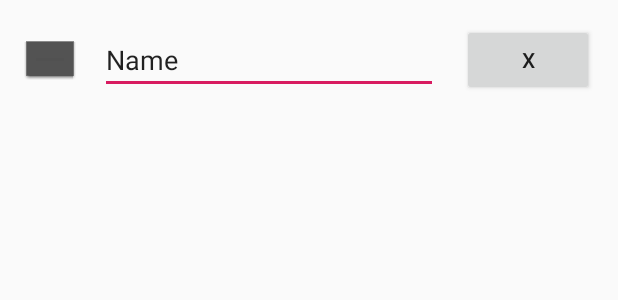
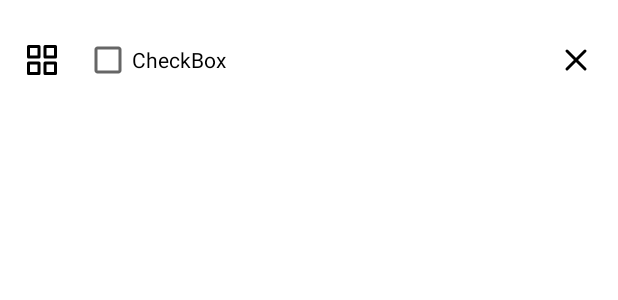
Before and after one commit to CUB3D/CUB3D_Notes, an Android app: the layout checkbox_entry.xml on its own in the app's theme, with its tools: preview values and no code run, on a phone screen of 412 x 824 dp. Shown: the top 300 px of the screen. Run offline under Robolectric (Android 15) with nearby library versions, the phone set to English and light mode, and no system bars.

Commit message:
Added checkbox to db and cleaned up ui slightly

```diff
--- a/app/src/main/java/pw/cub3d/cub3_notes/dagger/DatabaseModule.kt
+++ b/app/src/main/java/pw/cub3d/cub3_notes/dagger/DatabaseModule.kt
@@ -11,6 +11,11 @@ class DatabaseModule {
     @Singleton
     @Provides
     fun provideNotesDao(database: RoomDB) = database.notesDao()
+    @Singleton
+    @Provides
+    fun provideCheckboxEntityDao(database: RoomDB) = database.checkboxEntryDao()
+
+
 
     @Singleton
     @Provides
--- a/app/src/main/java/pw/cub3d/cub3_notes/database/RoomDB.kt
+++ b/app/src/main/java/pw/cub3d/cub3_notes/database/RoomDB.kt
@@ -6,6 +6,8 @@ import androidx.room.Room
 import androidx.room.RoomDatabase
 import androidx.room.migration.Migration
 import androidx.sqlite.db.SupportSQLiteDatabase
+import pw.cub3d.cub3_notes.database.dao.CheckboxEntryDao
+import pw.cub3d.cub3_notes.database.dao.NotesDao
 import pw.cub3d.cub3_notes.database.entity.CheckboxEntry
 import pw.cub3d.cub3_notes.database.entity.Note
 
@@ -47,6 +49,7 @@ object Migrations {
 )
 abstract class RoomDB: RoomDatabase() {
     abstract fun notesDao(): NotesDao
+    abstract fun checkboxEntryDao(): CheckboxEntryDao
 
     companion object {
         @Volatile
--- a/app/src/main/java/pw/cub3d/cub3_notes/database/NotesDao.kt
+++ b/app/src/main/java/pw/cub3d/cub3_notes/database/dao/NotesDao.kt
@@ -1,4 +1,4 @@
-package pw.cub3d.cub3_notes.database
+package pw.cub3d.cub3_notes.database.dao
 
 import androidx.lifecycle.LiveData
 import androidx.room.Dao
@@ -27,6 +27,8 @@ abstract class NotesDao {
             return
         }
 
+        note.updateModificationTime()
+
         // If the note dose't exist yet
         if(note.id == 0L) {
             println("Inserted note: $note")
--- a/app/src/main/java/pw/cub3d/cub3_notes/ui/home/HomeViewModel.kt
+++ b/app/src/main/java/pw/cub3d/cub3_notes/ui/home/HomeViewModel.kt
@@ -1,7 +1,7 @@
 package pw.cub3d.cub3_notes.ui.home
 
 import androidx.lifecycle.ViewModel
-import pw.cub3d.cub3_notes.database.NotesDao
+import pw.cub3d.cub3_notes.database.dao.NotesDao
 
 class HomeViewModel(
     private val notesDao: NotesDao
--- a/app/src/main/java/pw/cub3d/cub3_notes/ui/home/NotesViewModelFactory.kt
+++ b/app/src/main/java/pw/cub3d/cub3_notes/ui/home/NotesViewModelFactory.kt
@@ -2,7 +2,7 @@ package pw.cub3d.cub3_notes.ui.home
 
 import androidx.lifecycle.ViewModel
 import androidx.lifecycle.ViewModelProvider
-import pw.cub3d.cub3_notes.database.NotesDao
+import pw.cub3d.cub3_notes.database.dao.NotesDao
 import javax.inject.Inject
 import javax.inject.Singleton
 
--- /dev/null
+++ b/app/src/main/res/drawable/ic_grid.xml
@@ -0,0 +1,34 @@
+<vector xmlns:android="http://schemas.android.com/apk/res/android"
+    android:width="24dp"
+    android:height="24dp"
+    android:viewportWidth="24"
+    android:viewportHeight="24">
+  <path
+      android:pathData="M3,3h7v7h-7z"
+      android:strokeLineJoin="round"
+      android:strokeWidth="2"
+      android:fillColor="#00000000"
+      android:strokeColor="#000"
+      android:strokeLineCap="round"/>
+  <path
+      android:pathData="M14,3h7v7h-7z"
+      android:strokeLineJoin="round"
+      android:strokeWidth="2"
+      android:fillColor="#00000000"
+      android:strokeColor="#000"
+      android:strokeLineCap="round"/>
+  <path
+      android:pathData="M14,14h7v7h-7z"
+      android:strokeLineJoin="round"
+      android:strokeWidth="2"
+      android:fillColor="#00000000"
+      android:strokeColor="#000"
+      android:strokeLineCap="round"/>
+  <path
+      android:pathData="M3,14h7v7h-7z"
+      android:strokeLineJoin="round"
+      android:strokeWidth="2"
+      android:fillColor="#00000000"
+      android:strokeColor="#000"
+      android:strokeLineCap="round"/>
+</vector>
--- /dev/null
+++ b/app/src/main/res/drawable/ic_x.xml
@@ -0,0 +1,20 @@
+<vector xmlns:android="http://schemas.android.com/apk/res/android"
+    android:width="24dp"
+    android:height="24dp"
+    android:viewportWidth="24"
+    android:viewportHeight="24">
+  <path
+      android:pathData="M18,6L6,18"
+      android:strokeLineJoin="round"
+      android:strokeWidth="2"
+      android:fillColor="#00000000"
+      android:strokeColor="#000"
+      android:strokeLineCap="round"/>
+  <path
+      android:pathData="M6,6L18,18"
+      android:strokeLineJoin="round"
+      android:strokeWidth="2"
+      android:fillColor="#00000000"
+      android:strokeColor="#000"
+      android:strokeLineCap="round"/>
+</vector>
--- a/app/src/main/res/layout/checkbox_entry.xml
+++ b/app/src/main/res/layout/checkbox_entry.xml
@@ -6,34 +6,6 @@
     android:layout_width="match_parent"
     android:layout_height="wrap_content"
     android:orientation="vertical">
-
-    <EditText
-        android:id="@+id/editText"
-        android:layout_width="0dp"
-        android:layout_height="wrap_content"
-        android:layout_marginStart="16dp"
-        android:layout_marginTop="16dp"
-        android:layout_marginEnd="16dp"
-        android:layout_marginBottom="16dp"
-        android:ems="10"
-        android:inputType="textPersonName"
-        android:text="Name"
-        app:layout_constraintBottom_toBottomOf="parent"
-        app:layout_constraintEnd_toStartOf="@+id/button"
-        app:layout_constraintStart_toEndOf="@+id/imageView2"
-        app:layout_constraintTop_toTopOf="parent" />
-
-    <Button
-        android:id="@+id/button"
-        android:layout_width="wrap_content"
-        android:layout_height="wrap_content"
-        android:layout_marginTop="16dp"
-        android:layout_marginEnd="16dp"
-        android:layout_marginBottom="16dp"
-        android:text="X"
-        app:layout_constraintBottom_toBottomOf="parent"
-        app:layout_constraintEnd_toEndOf="parent"
-        app:layout_constraintTop_toTopOf="parent" />
 
     <ImageView
         android:id="@+id/imageView2"
@@ -45,5 +17,31 @@
         app:layout_constraintBottom_toBottomOf="parent"
         app:layout_constraintStart_toStartOf="parent"
         app:layout_constraintTop_toTopOf="parent"
-        app:srcCompat="@android:drawable/editbox_dropdown_dark_frame" />
+        app:srcCompat="@drawable/ic_grid" />
+
+    <androidx.appcompat.widget.AppCompatCheckBox
+        android:id="@+id/checkboxEntry_check"
+        android:layout_width="0dp"
+        android:layout_height="wrap_content"
+        android:layout_marginStart="16dp"
+        android:layout_marginTop="16dp"
+        android:layout_marginEnd="16dp"
+        android:layout_marginBottom="16dp"
+        android:text="CheckBox"
+        app:layout_constraintBottom_toBottomOf="parent"
+        app:layout_constraintEnd_toStartOf="@+id/checkboxEntry_delete"
+        app:layout_constraintStart_toEndOf="@+id/imageView2"
+        app:layout_constraintTop_toTopOf="parent" />
+
+    <ImageView
+        android:id="@+id/checkboxEntry_delete"
+        android:layout_width="wrap_content"
+        android:layout_height="wrap_content"
+        android:layout_marginTop="16dp"
+        android:layout_marginEnd="16dp"
+        android:layout_marginBottom="16dp"
+        app:layout_constraintBottom_toBottomOf="parent"
+        app:layout_constraintEnd_toEndOf="parent"
+        app:layout_constraintTop_toTopOf="parent"
+        app:srcCompat="@drawable/ic_x" />
 </androidx.constraintlayout.widget.ConstraintLayout>
--- a/app/src/main/res/values/styles.xml
+++ b/app/src/main/res/values/styles.xml
@@ -1,7 +1,7 @@
 <resources>
 
     <!-- Base application theme. -->
-    <style name="AppTheme" parent="Theme.AppCompat.Light.DarkActionBar">
+    <style name="AppTheme" parent="Theme.MaterialComponents.Light.NoActionBar">
         <!-- Customize your theme here. -->
         <item name="colorPrimary">@color/colorPrimary</item>
         <item name="colorPrimaryDark">@color/colorPrimaryDark</item>
--- a/gradle.properties
+++ b/gradle.properties
@@ -6,7 +6,7 @@
 # http://www.gradle.org/docs/current/userguide/build_environment.html
 # Specifies the JVM arguments used for the daemon process.
 # The setting is particularly useful for tweaking memory settings.
-org.gradle.jvmargs=-Xmx1536m
+org.gradle.jvmargs=-Xmx512m
 # When configured, Gradle will run in incubating parallel mode.
 # This option should only be used with decoupled projects. More details, visit
 # http://www.gradle.org/docs/current/userguide/multi_project_builds.html#sec:decoupled_projects
```
Also changed, not shown: app/src/main/java/pw/cub3d/cub3_notes/database/dao/CheckboxEntryDao.kt (added, +20 -0 lines), app/src/main/java/pw/cub3d/cub3_notes/database/entity/Note.kt (+10 -6 lines), app/src/main/java/pw/cub3d/cub3_notes/ui/newnote/CheckBoxAdapter.kt (+15 -3 lines), app/src/main/java/pw/cub3d/cub3_notes/ui/newnote/NewNoteFragment.kt (+16 -9 lines), app/src/main/java/pw/cub3d/cub3_notes/ui/newnote/NewNoteViewModel.kt (+24 -7 lines), app/src/main/java/pw/cub3d/cub3_notes/ui/newnote/NewNoteViewModelFactory.kt (+5 -4 lines), app/src/main/res/layout/fragment_new_note.xml (+14 -3 lines).
